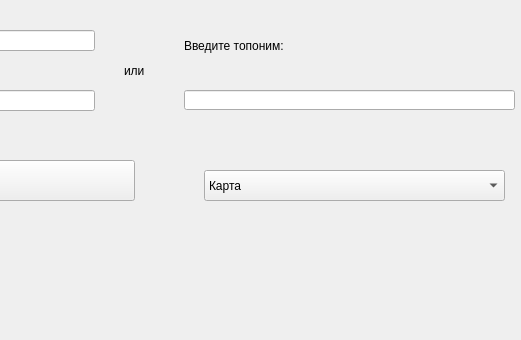
Old version of the form map.ui in the repository code-n-cry/yandexmapsblin; both pictures show x 496 to 1017 and y 0 to 340 of the 1017 by 861 pixel window.
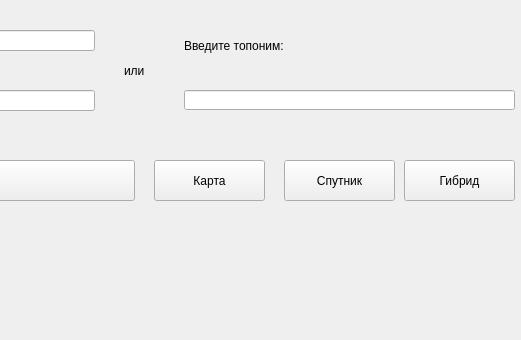
New version of the form.

Diff of the .ui file:
```diff
--- a/map.ui
+++ b/map.ui
@@ -122,30 +122,53 @@
      <string>Введите топоним:</string>
     </property>
    </widget>
-   <widget class="QComboBox" name="comboBox">
+   <widget class="QPushButton" name="mapButton">
     <property name="geometry">
      <rect>
-      <x>700</x>
-      <y>170</y>
-      <width>301</width>
-      <height>31</height>
+      <x>650</x>
+      <y>160</y>
+      <width>111</width>
+      <height>41</height>
      </rect>
     </property>
-    <item>
      <property name="text">
       <string>Карта</string>
      </property>
-    </item>
-    <item>
+    <attribute name="buttonGroup">
+     <string notr="true">buttonGroup</string>
+    </attribute>
+   </widget>
+   <widget class="QPushButton" name="satButton">
+    <property name="geometry">
+     <rect>
+      <x>780</x>
+      <y>160</y>
+      <width>111</width>
+      <height>41</height>
+     </rect>
+    </property>
      <property name="text">
       <string>Спутник</string>
      </property>
-    </item>
-    <item>
+    <attribute name="buttonGroup">
+     <string notr="true">buttonGroup</string>
+    </attribute>
+   </widget>
+   <widget class="QPushButton" name="sklButton">
+    <property name="geometry">
+     <rect>
+      <x>900</x>
+      <y>160</y>
+      <width>111</width>
+      <height>41</height>
+     </rect>
+    </property>
      <property name="text">
       <string>Гибрид</string>
      </property>
-    </item>
+    <attribute name="buttonGroup">
+     <string notr="true">buttonGroup</string>
+    </attribute>
    </widget>
   </widget>
   <widget class="QStatusBar" name="statusbar"/>
```
Left out of the diff: 3 changed lines with no effect on the pictures. Lines whose indentation alone changed are shown as unchanged.
